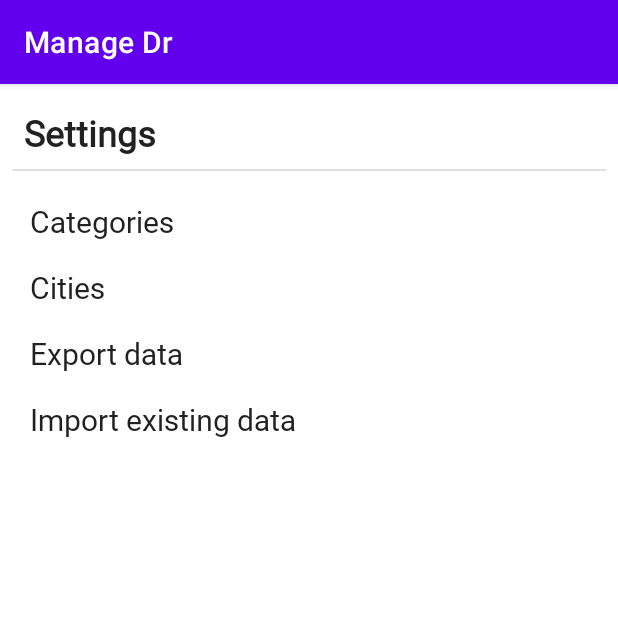
After one commit to nagarajasunder/Manage-Dr, an Android app: the fragment SettingsFragment shown on its own in the app's theme, on a phone screen of 412 x 824 dp, the top half of it. The commit adds this screen. Run offline under Robolectric (Android 15) with nearby library versions, the phone set to English and light mode, and no system bars; our stand-ins replace data binding.

Commit message:
Created the settings page UI

```diff
--- /dev/null
+++ b/app/src/main/java/com/geekydroid/managedr/ui/settings/SettingsFragment.kt
@@ -0,0 +1,30 @@
+package com.geekydroid.managedr.ui.settings
+
+import android.os.Bundle
+import androidx.fragment.app.Fragment
+import android.view.LayoutInflater
+import android.view.View
+import android.view.ViewGroup
+import androidx.databinding.DataBindingUtil
+import com.geekydroid.managedr.R
+import com.geekydroid.managedr.databinding.FragmentSettingsBinding
+
+
+class SettingsFragment : Fragment() {
+
+    private lateinit var binding:FragmentSettingsBinding
+
+    override fun onCreateView(
+        inflater: LayoutInflater, container: ViewGroup?,
+        savedInstanceState: Bundle?,
+    ): View? {
+        binding = DataBindingUtil.inflate(inflater,R.layout.fragment_settings,container,false)
+        return binding.root
+    }
+
+    override fun onViewCreated(view: View, savedInstanceState: Bundle?) {
+        super.onViewCreated(view, savedInstanceState)
+    }
+
+
+}
--- /dev/null
+++ b/app/src/main/res/layout/fragment_settings.xml
@@ -0,0 +1,90 @@
+<?xml version="1.0" encoding="utf-8"?>
+<layout xmlns:android="http://schemas.android.com/apk/res/android"
+    xmlns:tools="http://schemas.android.com/tools"
+    xmlns:app="http://schemas.android.com/apk/res-auto">
+
+    <data>
+
+    </data>
+
+    <androidx.constraintlayout.widget.ConstraintLayout
+        android:layout_width="match_parent"
+        android:layout_height="match_parent"
+        tools:context=".ui.settings.SettingsFragment"
+        android:padding="8dp">
+
+        <TextView
+            android:id="@+id/tv_title"
+            android:layout_width="wrap_content"
+            android:layout_height="wrap_content"
+            android:text="@string/settings"
+            style="@style/textHeadingStyle"
+            android:textStyle="bold"
+            android:layout_marginTop="8dp"
+            android:layout_marginBottom="8dp"
+            app:layout_constraintStart_toStartOf="parent"
+            app:layout_constraintTop_toTopOf="parent"
+            android:layout_marginStart="8dp"/>
+
+        <com.google.android.material.divider.MaterialDivider
+            android:id="@+id/divider_0"
+            android:layout_width="match_parent"
+            android:layout_height="1dp"
+            app:layout_constraintStart_toStartOf="parent"
+            android:layout_marginTop="8dp"
+            app:layout_constraintTop_toBottomOf="@+id/tv_title"/>
+
+        <TextView
+            android:id="@+id/tv_categories"
+            android:layout_width="match_parent"
+            android:layout_height="wrap_content"
+            app:layout_constraintStart_toStartOf="parent"
+            app:layout_constraintTop_toBottomOf="@+id/divider_0"
+            android:layout_marginTop="16dp"
+            android:minHeight="36dp"
+            android:gravity="center_vertical"
+            android:text="@string/categories"
+            android:layout_marginStart="12dp"
+            style="@style/textViewRegular"/>
+
+        <TextView
+            android:id="@+id/tv_cities"
+            android:layout_width="match_parent"
+            android:layout_height="wrap_content"
+            app:layout_constraintStart_toStartOf="parent"
+            app:layout_constraintTop_toBottomOf="@+id/tv_categories"
+            android:layout_marginTop="8dp"
+            android:minHeight="36dp"
+            android:gravity="center_vertical"
+            android:text="@string/cities"
+            android:layout_marginStart="12dp"
+            style="@style/textViewRegular"/>
+
+        <TextView
+            android:id="@+id/tv_export_data"
+            android:layout_width="match_parent"
+            android:layout_height="wrap_content"
+            app:layout_constraintStart_toStartOf="parent"
+            app:layout_constraintTop_toBottomOf="@+id/tv_cities"
+            android:layout_marginTop="8dp"
+            android:minHeight="36dp"
+            android:gravity="center_vertical"
+            android:text="@string/export_data"
+            android:layout_marginStart="12dp"
+            style="@style/textViewRegular"/>
+
+        <TextView
+            android:id="@+id/tv_import_data"
+            android:layout_width="match_parent"
+            android:layout_height="wrap_content"
+            app:layout_constraintStart_toStartOf="parent"
+            app:layout_constraintTop_toBottomOf="@+id/tv_export_data"
+            android:layout_marginTop="8dp"
+            android:text="@string/import_data"
+            android:minHeight="36dp"
+            android:gravity="center_vertical"
+            android:layout_marginStart="12dp"
+            style="@style/textViewRegular"/>
+
+    </androidx.constraintlayout.widget.ConstraintLayout>
+</layout>
--- a/app/src/main/res/values/strings.xml
+++ b/app/src/main/res/values/strings.xml
@@ -56,4 +56,9 @@
     <string name="total_return">Total Return\n %1s</string>
     <string name="hint_birthday_date">birthday date</string>
     <string name="edit">edit</string>
+    <string name="settings">Settings</string>
+    <string name="categories">Categories</string>
+    <string name="cities">Cities</string>
+    <string name="export_data">Export data</string>
+    <string name="import_data">Import existing data</string>
 </resources>
```
